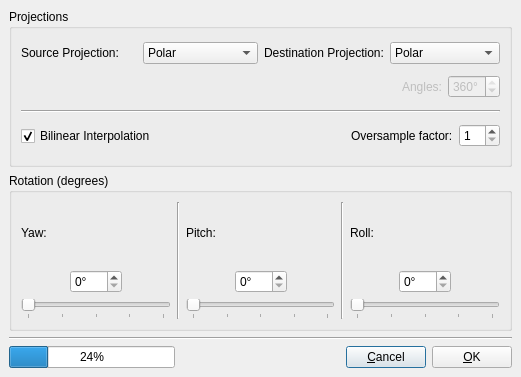
Old version of the form src/Projection/ProjectionsDialog.ui in the repository LuminanceHDR/LuminanceHDR.
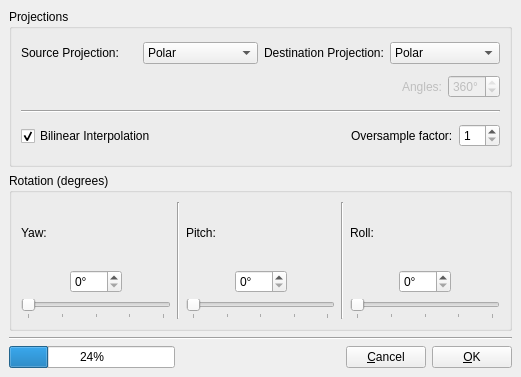
New version of the form.

Commit message: [UI]: remove autodefault property from many QPushButtons in Dialogs avoiding accidentely closing them hitting Enter. Tab Order fix in some Dialogs.

Diff of the .ui file:
```diff
--- a/src/Projection/ProjectionsDialog.ui
+++ b/src/Projection/ProjectionsDialog.ui
@@ -683,6 +683,9 @@
        <property name="text">
         <string>&amp;Cancel</string>
        </property>
+       <property name="autoDefault">
+        <bool>false</bool>
+       </property>
       </widget>
      </item>
      <item>
@@ -690,6 +693,9 @@
        <property name="text">
         <string>&amp;OK</string>
        </property>
+       <property name="autoDefault">
+        <bool>false</bool>
+       </property>
       </widget>
      </item>
     </layout>
```
Left out of the diff: 20 changed lines with no effect on the pictures. The commit also changes 7 other files.
